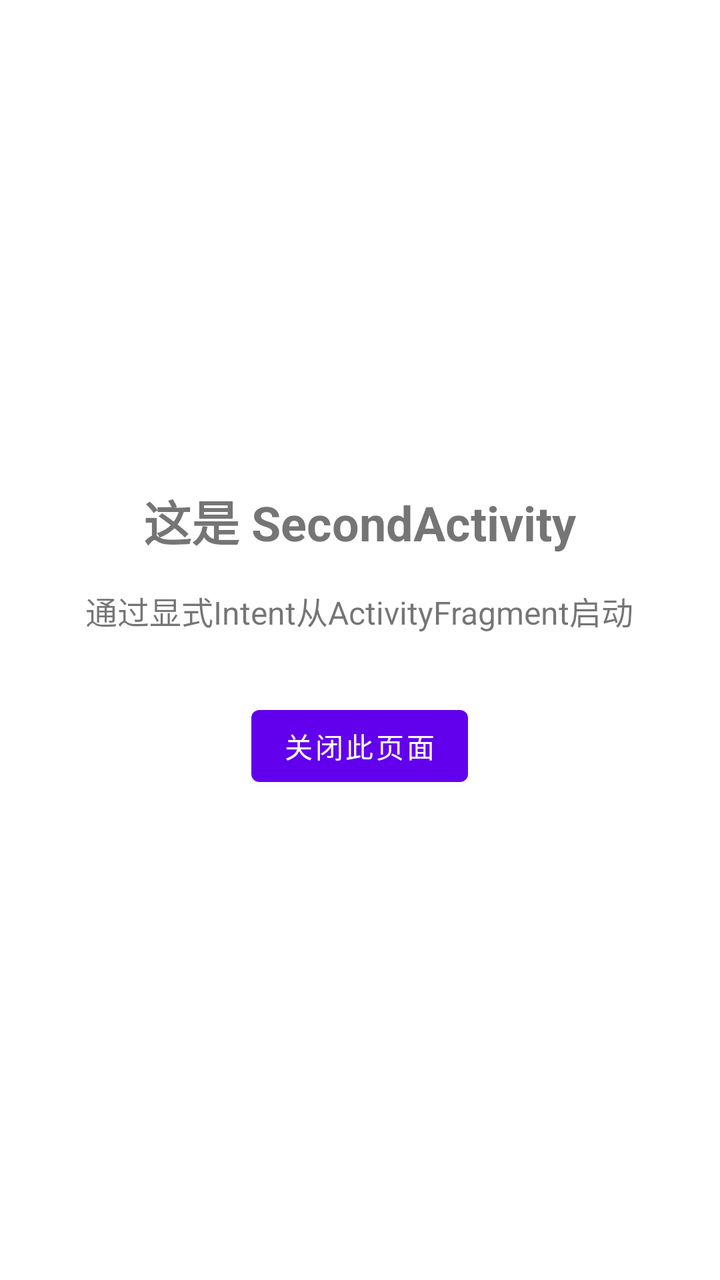
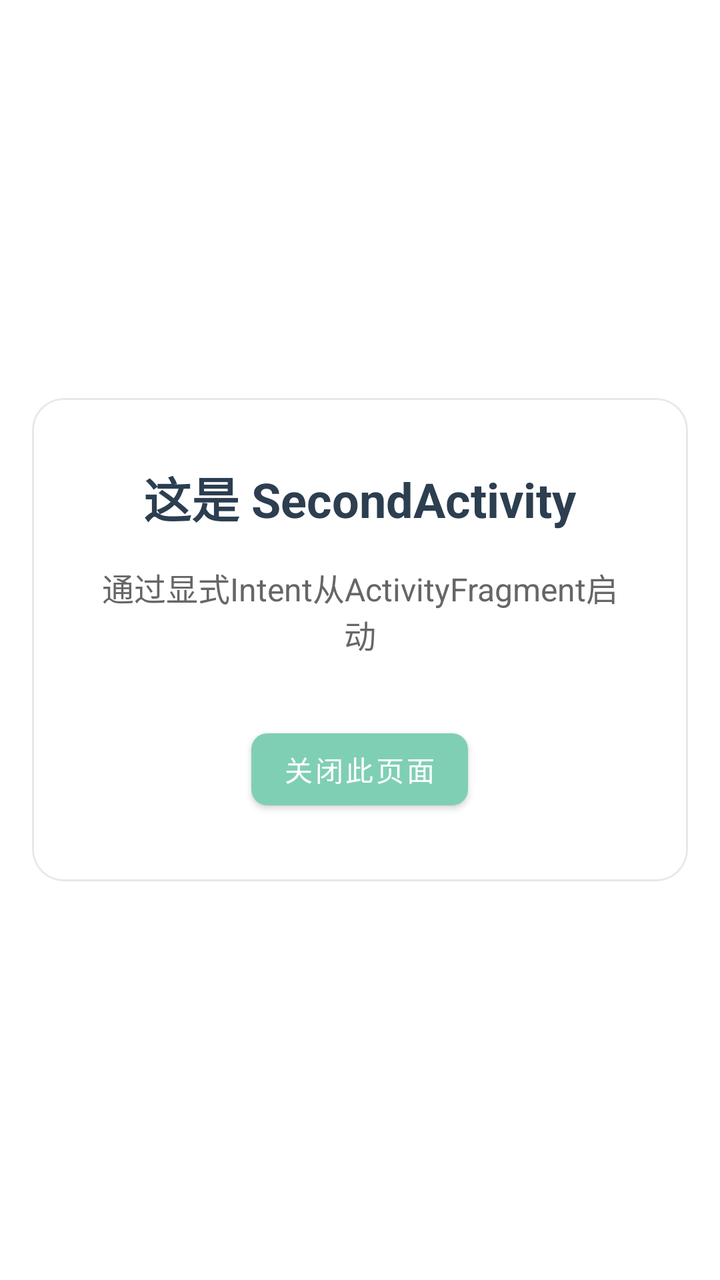

Screens rendered from an Android XML layout before and after an edit, with the pre-edit source and the edit as a unified diff.
<!-- AndroidManifest.xml: application theme Theme.AndroidComponentDemo -->
<!-- res/layout/activity_second.xml -->
<?xml version="1.0" encoding="utf-8"?>
<LinearLayout xmlns:android="http://schemas.android.com/apk/res/android"
    android:layout_width="match_parent"
    android:layout_height="match_parent"
    android:gravity="center"
    android:orientation="vertical"
    android:padding="16dp">

    <TextView
        android:layout_width="wrap_content"
        android:layout_height="wrap_content"
        android:text="@string/second_activity_title"
        android:textSize="24sp"
        android:textStyle="bold" />

    <TextView
        android:layout_width="wrap_content"
        android:layout_height="wrap_content"
        android:layout_marginTop="16dp"
        android:text="@string/second_activity_desc"
        android:textSize="16sp" />

    <Button
        android:id="@+id/btn_finish"
        android:layout_width="wrap_content"
        android:layout_height="wrap_content"
        android:layout_marginTop="32dp"
        android:text="@string/btn_finish" />

</LinearLayout>
<!-- resources referenced by this layout -->
<resources>
  <string name="btn_finish">关闭此页面</string>
  <string name="second_activity_desc">通过显式Intent从ActivityFragment启动</string>
  <string name="second_activity_title">这是 SecondActivity</string>
  <style name="Theme.AndroidComponentDemo" parent="Theme.MaterialComponents.DayNight.NoActionBar">
          
          <item name="colorPrimary">@color/purple_500</item>
          <item name="colorPrimaryVariant">@color/purple_700</item>
          <item name="colorOnPrimary">@color/white</item>
          
          <item name="colorSecondary">@color/teal_200</item>
          <item name="colorSecondaryVariant">@color/teal_700</item>
          <item name="colorOnSecondary">@color/black</item>
          
          <item name="android:statusBarColor">?attr/colorPrimaryVariant</item>
      </style>
  <color name="purple_500">#FF6200EE</color>
  <color name="purple_700">#FF3700B3</color>
  <color name="white">#FFFFFFFF</color>
  <color name="teal_200">#FF03DAC5</color>
  <color name="teal_700">#FF018786</color>
  <color name="black">#FF000000</color>
</resources>

<!-- the commit's change to res/layout/activity_second.xml (unified diff, before → after) -->
@@ -1,30 +1,52 @@
 <?xml version="1.0" encoding="utf-8"?>
 <LinearLayout xmlns:android="http://schemas.android.com/apk/res/android"
+    xmlns:app="http://schemas.android.com/apk/res-auto"
     android:layout_width="match_parent"
     android:layout_height="match_parent"
     android:gravity="center"
     android:orientation="vertical"
     android:padding="16dp">
 
-    <TextView
-        android:layout_width="wrap_content"
+    <com.google.android.material.card.MaterialCardView
+        android:layout_width="match_parent"
         android:layout_height="wrap_content"
-        android:text="@string/second_activity_title"
-        android:textSize="24sp"
-        android:textStyle="bold" />
+        app:cardCornerRadius="16dp"
+        app:cardElevation="0dp"
+        app:strokeWidth="1dp"
+        app:strokeColor="@color/card_stroke">
 
-    <TextView
-        android:layout_width="wrap_content"
-        android:layout_height="wrap_content"
-        android:layout_marginTop="16dp"
-        android:text="@string/second_activity_desc"
-        android:textSize="16sp" />
+        <LinearLayout
+            android:layout_width="match_parent"
+            android:layout_height="wrap_content"
+            android:orientation="vertical"
+            android:gravity="center"
+            android:padding="32dp">
 
-    <Button
-        android:id="@+id/btn_finish"
-        android:layout_width="wrap_content"
-        android:layout_height="wrap_content"
-        android:layout_marginTop="32dp"
-        android:text="@string/btn_finish" />
+            <TextView
+                android:layout_width="wrap_content"
+                android:layout_height="wrap_content"
+                android:text="@string/second_activity_title"
+                android:textSize="24sp"
+                android:textStyle="bold"
+                android:textColor="@color/primary"/>
+
+            <TextView
+                android:layout_width="wrap_content"
+                android:layout_height="wrap_content"
+                android:layout_marginTop="16dp"
+                android:text="@string/second_activity_desc"
+                android:textSize="16sp"
+                android:textColor="@color/text_secondary"
+                android:gravity="center"/>
+
+            <Button
+                android:id="@+id/btn_finish"
+                style="@style/PrimaryButton"
+                android:layout_width="wrap_content"
+                android:layout_height="wrap_content"
+                android:layout_marginTop="32dp"
+                android:text="@string/btn_finish"/>
+        </LinearLayout>
+    </com.google.android.material.card.MaterialCardView>
 
 </LinearLayout>
<!-- resource entries referenced after the edit -->
@@ -1,25 +1,49 @@
 <!-- resources referenced by this layout -->
 <resources>
+  <color name="card_stroke">#E8E8E8</color>
+  <color name="primary">#2C3E50</color>
+  <color name="text_secondary">#666666</color>
   <string name="btn_finish">关闭此页面</string>
   <string name="second_activity_desc">通过显式Intent从ActivityFragment启动</string>
   <string name="second_activity_title">这是 SecondActivity</string>
+  <style name="PrimaryButton" parent="Widget.MaterialComponents.Button">
+          <item name="backgroundTint">@color/secondary</item>
+          <item name="android:textColor">@color/white</item>
+          <item name="cornerRadius">8dp</item>
+      </style>
   <style name="Theme.AndroidComponentDemo" parent="Theme.MaterialComponents.DayNight.NoActionBar">
           
-          <item name="colorPrimary">@color/purple_500</item>
-          <item name="colorPrimaryVariant">@color/purple_700</item>
+          <item name="colorPrimary">@color/primary</item>
+          <item name="colorPrimaryVariant">@color/primary_dark</item>
           <item name="colorOnPrimary">@color/white</item>
           
-          <item name="colorSecondary">@color/teal_200</item>
-          <item name="colorSecondaryVariant">@color/teal_700</item>
-          <item name="colorOnSecondary">@color/black</item>
+          <item name="colorSecondary">@color/secondary</item>
+          <item name="colorSecondaryVariant">@color/secondary_dark</item>
+          <item name="colorOnSecondary">@color/white</item>
+          
+          <item name="android:windowBackground">@color/background</item>
+          <item name="colorSurface">@color/surface</item>
+          <item name="colorOnSurface">@color/text_primary</item>
+          
+          <item name="android:textColorPrimary">@color/text_primary</item>
+          <item name="android:textColorSecondary">@color/text_secondary</item>
+          <item name="android:textColorHint">@color/text_hint</item>
+          
+          <item name="colorAccent">@color/accent</item>
           
           <item name="android:statusBarColor">?attr/colorPrimaryVariant</item>
+          
+          <item name="android:navigationBarColor">@color/nav_background</item>
       </style>
-  <color name="purple_500">#FF6200EE</color>
-  <color name="purple_700">#FF3700B3</color>
+  <color name="secondary">#7FCFB5</color>
   <color name="white">#FFFFFFFF</color>
-  <color name="teal_200">#FF03DAC5</color>
-  <color name="teal_700">#FF018786</color>
-  <color name="black">#FF000000</color>
+  <color name="primary_dark">#1A252F</color>
+  <color name="secondary_dark">#5AB89E</color>
+  <color name="background">#FCFAF7</color>
+  <color name="surface">#FFFFFF</color>
+  <color name="text_primary">#333333</color>
+  <color name="text_hint">#999999</color>
+  <color name="accent">#E8A87C</color>
+  <color name="nav_background">#FFFFFF</color>
 </resources>
 
